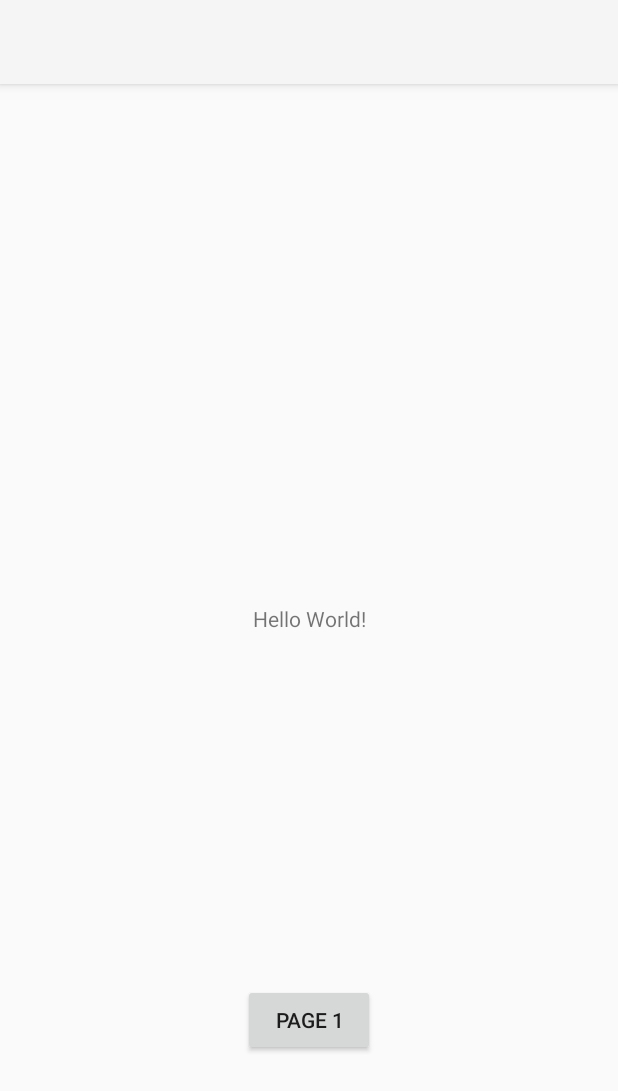
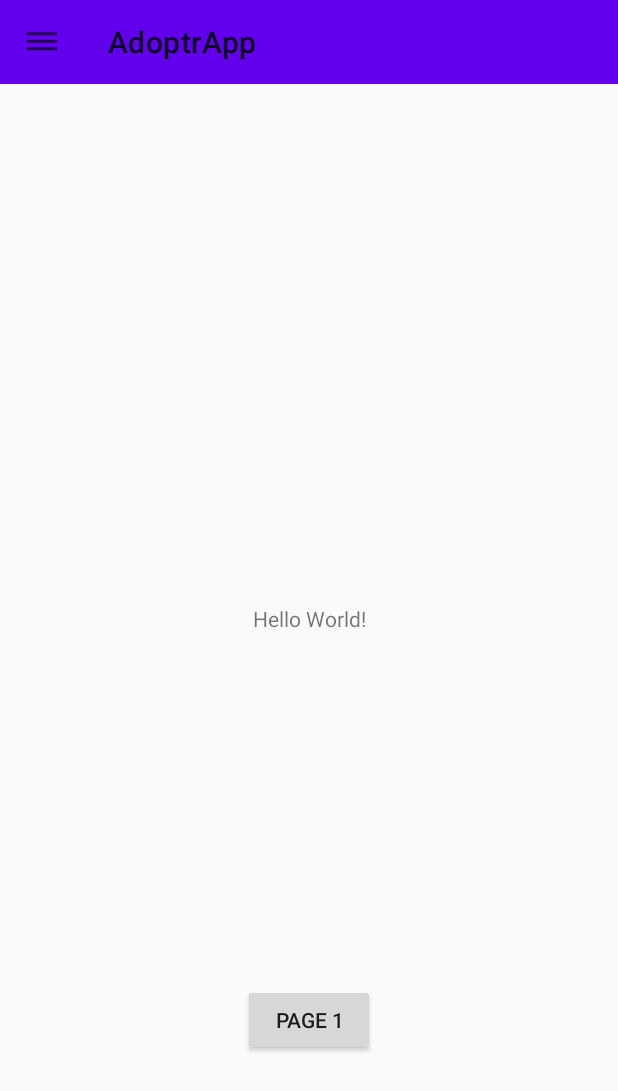
Before and after one commit to CSCI-152/Adoptr, an Android app: the screen it shows after launch (MainActivity before the commit, LandingActivity after it), on a phone screen of 412 x 824 dp. Shown: the top 1091 px of the screen. Run offline under Robolectric (Android 15) with nearby library versions, the phone set to English and light mode, and no system bars.

Commit message:
Finished the side toolbar layout with some redirect elements to it

```diff
--- a/app/src/main/AndroidManifest.xml
+++ b/app/src/main/AndroidManifest.xml
@@ -10,8 +10,9 @@
         android:roundIcon="@mipmap/ic_launcher_round"
         android:supportsRtl="true"
         android:theme="@style/Theme.AppCompat.Light.NoActionBar">
-        <activity android:name=".MainActivity2"></activity>
-        <activity android:name=".MainActivity">
+        <activity android:name=".SupportTicketActivity" />
+        <activity android:name=".RegistrationActivity" />
+        <activity android:name=".LandingActivity">
             <intent-filter>
                 <action android:name="android.intent.action.MAIN" />
 
--- /dev/null
+++ b/app/src/main/java/com/example/adoptrapp/LandingActivity.kt
@@ -0,0 +1,102 @@
+package com.example.adoptrapp
+
+import android.annotation.SuppressLint
+import android.content.Intent
+import android.os.Bundle
+import android.view.Gravity
+import android.view.MenuItem
+import android.widget.Toast
+import androidx.appcompat.app.ActionBar
+import androidx.appcompat.app.AppCompatActivity
+import androidx.appcompat.widget.Toolbar
+import androidx.drawerlayout.widget.DrawerLayout
+import com.google.android.material.navigation.NavigationView
+
+class LandingActivity : AppCompatActivity() {
+
+    private var drawerLayout: DrawerLayout? = null
+    private var navigationView: NavigationView? = null
+    private var toolBar: Toolbar? = null
+
+    override fun onCreate(savedInstanceState: Bundle?) {
+        super.onCreate(savedInstanceState)
+        setContentView(R.layout.landing_activity)
+
+        // Setting up the sidebar
+        drawerLayout = findViewById(R.id.drawer_layout)
+        navigationView = findViewById(R.id.navigationView)
+        toolBar = findViewById(R.id.my_toolBar)
+
+        setSupportActionBar(toolBar)
+        val actionBar: ActionBar? = supportActionBar
+        actionBar?.setDisplayHomeAsUpEnabled(true)
+        actionBar?.setHomeAsUpIndicator(R.drawable.ic_toolbar)
+
+        navigationView?.setNavigationItemSelectedListener {
+            when(it.itemId) {
+                R.id.nav_login -> {
+                    // onclick event
+                    it.isChecked = true
+                    // the toast is for testing purposes only
+                    Toast.makeText(this.baseContext,"Login Selected",Toast.LENGTH_SHORT).show()
+                    drawerLayout?.closeDrawers()
+                    true
+                }
+                R.id.nav_register -> {
+                    // onclick event
+                    it.isChecked = true
+                    // the toast is for testing purposes only
+                    val intent = Intent(this, RegistrationActivity::class.java)
+                    startActivity(intent)
+                    drawerLayout?.closeDrawers()
+                    true
+                }
+                R.id.nav_profile -> {
+                    // onclick event
+                    it.isChecked = true
+                    // the toast is for testing purposes only
+                    Toast.makeText(this.baseContext,"Profile Selected",Toast.LENGTH_SHORT).show()
+                    drawerLayout?.closeDrawers()
+                    true
+                }
+                R.id.nav_help -> {
+                    // onclick event
+                    it.isChecked = true
+                    // the toast is for testing purposes only
+                    Toast.makeText(this.baseContext,"Help Selected", Toast.LENGTH_SHORT).show()
+                    drawerLayout?.closeDrawers()
+                    true
+                }
+                R.id.nav_support_ticket -> {
+                    // onclick event
+                    it.isChecked = true
+                    // the toast is for testing purposes only
+                    val intent = Intent(this, SupportTicketActivity::class.java)
+                    startActivity(intent)
+                    drawerLayout?.closeDrawers()
+                    true
+                }
+                R.id.nav_contact -> {
+                    // onclick event
+                    it.isChecked = true
+                    // the toast is for testing purposes only
+                    Toast.makeText(this, "Contact Selected", Toast.LENGTH_SHORT).show()
+                    drawerLayout?.closeDrawers()
+                    true
+                }
+                else -> false
+            }
+
+        }
+    }
+
+    // Makes it so the button to open the side menu works
+    @SuppressLint("WrongConstant")
+    override fun onOptionsItemSelected(item: MenuItem): Boolean {
+        when(item.itemId) {
+            android.R.id.home -> drawerLayout?.openDrawer(Gravity.START)
+        }
+        return super.onOptionsItemSelected(item)
+    }
+
+}
--- a/app/src/main/java/com/example/adoptrapp/MainActivity.kt
+++ /dev/null
@@ -1,21 +0,0 @@
-package com.example.adoptrapp
-
-import android.content.Intent
-import androidx.appcompat.app.AppCompatActivity
-import android.os.Bundle
-import android.widget.Button
-import android.widget.Toolbar
-
-class MainActivity : AppCompatActivity() {
-    override fun onCreate(savedInstanceState: Bundle?) {
-        super.onCreate(savedInstanceState)
-        setContentView(R.layout.activity_main)
-        //create the floating toolbar
-
-        val button = findViewById<Button>(R.id.toFirstFrag_button)
-        button.setOnClickListener{
-            val intent = Intent(this, MainActivity2::class.java)
-            startActivity(intent)
-        }
-    }
-}
--- a/app/src/main/java/com/example/adoptrapp/SupportTicketPage.kt
+++ /dev/null
@@ -1,5 +0,0 @@
-package com.example.adoptrapp
-
-class SupportTicketPage {
-
-}
--- /dev/null
+++ b/app/src/main/res/drawable/ic_toolbar.xml
@@ -0,0 +1,10 @@
+<vector xmlns:android="http://schemas.android.com/apk/res/android"
+    android:width="24dp"
+    android:height="24dp"
+    android:viewportWidth="24"
+    android:viewportHeight="24"
+    android:tint="?attr/colorControlNormal">
+  <path
+      android:fillColor="@android:color/white"
+      android:pathData="M2,15.5v2h20v-2L2,15.5zM2,10.5v2h20v-2L2,10.5zM2,5.5v2h20v-2L2,5.5z"/>
+</vector>
--- a/app/src/main/res/layout/activity_main.xml
+++ /dev/null
@@ -1,42 +0,0 @@
-<?xml version="1.0" encoding="utf-8"?>
-<androidx.constraintlayout.widget.ConstraintLayout
-    xmlns:android="http://schemas.android.com/apk/res/android"
-    xmlns:app="http://schemas.android.com/apk/res-auto"
-    xmlns:tools="http://schemas.android.com/tools"
-    android:layout_width="match_parent"
-    android:layout_height="match_parent"
-    tools:context=".MainActivity">
-
-    <android.widget.Toolbar
-        android:id="@+id/my_toolbar"
-        android:layout_width="match_parent"
-        android:layout_height="?attr/actionBarSize"
-        android:background="?attr/colorPrimary"
-        android:elevation="4dp"
-        android:theme="@style/ThemeOverlay.AppCompat.ActionBar"
-        app:layout_constraintEnd_toEndOf="parent"
-        app:layout_constraintStart_toStartOf="parent"
-        app:layout_constraintTop_toTopOf="parent"
-        app:popupTheme="@style/ThemeOverlay.AppCompat.Light" />
-
-    <TextView
-        android:id="@+id/textView"
-        android:layout_width="wrap_content"
-        android:layout_height="wrap_content"
-        android:text="Hello World!"
-        app:layout_constraintBottom_toBottomOf="parent"
-        app:layout_constraintLeft_toLeftOf="parent"
-        app:layout_constraintRight_toRightOf="parent"
-        app:layout_constraintTop_toTopOf="parent" />
-
-    <Button
-        android:id="@+id/toFirstFrag_button"
-        android:layout_width="wrap_content"
-        android:layout_height="wrap_content"
-        android:layout_marginBottom="120dp"
-        android:text="@string/toFirstFragment"
-        app:layout_constraintBottom_toBottomOf="parent"
-        app:layout_constraintEnd_toEndOf="parent"
-        app:layout_constraintStart_toStartOf="parent" />
-
-</androidx.constraintlayout.widget.ConstraintLayout>
--- /dev/null
+++ b/app/src/main/res/layout/landing_activity.xml
@@ -0,0 +1,50 @@
+<?xml version="1.0" encoding="utf-8"?>
+<androidx.drawerlayout.widget.DrawerLayout
+    xmlns:android="http://schemas.android.com/apk/res/android"
+    xmlns:app="http://schemas.android.com/apk/res-auto"
+    xmlns:tools="http://schemas.android.com/tools"
+    android:layout_width="match_parent"
+    android:layout_height="match_parent"
+    tools:context=".LandingActivity"
+    android:id="@+id/drawer_layout"
+    android:fitsSystemWindows="true">
+
+    <!--
+    Contents that should appear on the page should be in the ConstraintLayout tag
+    -->
+    <androidx.constraintlayout.widget.ConstraintLayout
+        android:layout_width="match_parent"
+        android:layout_height="match_parent" >
+
+        <include layout="@layout/toolbar_layout" />
+
+        <TextView
+            android:id="@+id/textView"
+            android:layout_width="wrap_content"
+            android:layout_height="wrap_content"
+            android:text="Hello World!"
+            app:layout_constraintBottom_toBottomOf="parent"
+            app:layout_constraintLeft_toLeftOf="parent"
+            app:layout_constraintRight_toRightOf="parent"
+            app:layout_constraintTop_toTopOf="parent" />
+
+        <Button
+            android:id="@+id/toFirstFrag_button"
+            android:layout_width="wrap_content"
+            android:layout_height="wrap_content"
+            android:layout_marginBottom="120dp"
+            android:text="@string/toFirstFragment"
+            app:layout_constraintBottom_toBottomOf="parent"
+            app:layout_constraintEnd_toEndOf="parent"
+            app:layout_constraintStart_toStartOf="parent" />
+    </androidx.constraintlayout.widget.ConstraintLayout>
+
+    <com.google.android.material.navigation.NavigationView
+        android:layout_width="wrap_content"
+        android:layout_height="match_parent"
+        android:id="@+id/navigationView"
+        android:layout_gravity="start"
+        android:fitsSystemWindows="true"
+        app:menu="@menu/drawer_menu" />
+
+</androidx.drawerlayout.widget.DrawerLayout>
--- a/app/src/main/res/layout/activity_main2.xml
+++ b/app/src/main/res/layout/registration_activity.xml
@@ -4,7 +4,7 @@
     xmlns:tools="http://schemas.android.com/tools"
     android:layout_width="match_parent"
     android:layout_height="match_parent"
-    tools:context=".MainActivity2">
+    tools:context=".RegistrationActivity">
 
     <ImageView
         android:id="@+id/bannerImage"
@@ -16,10 +16,10 @@
         android:layout_marginEnd="8dp"
         android:layout_marginRight="8dp"
         app:layout_constraintEnd_toEndOf="parent"
-        app:layout_constraintHorizontal_bias="0.0"
         app:layout_constraintStart_toStartOf="parent"
         app:layout_constraintTop_toTopOf="parent"
-        app:srcCompat="@drawable/logotext" />
+        app:srcCompat="@drawable/logotext"
+        android:contentDescription="@string/adoptr_logo"/>
 
     <EditText
         android:id="@+id/enterFullName"
--- /dev/null
+++ b/app/src/main/res/layout/toolbar_layout.xml
@@ -0,0 +1,9 @@
+<?xml version="1.0" encoding="utf-8"?>
+<androidx.appcompat.widget.Toolbar
+    xmlns:android="http://schemas.android.com/apk/res/android"
+    android:layout_width="match_parent"
+    android:layout_height="?attr/actionBarSize"
+    android:id="@+id/my_toolBar"
+    android:theme="@style/Theme.AdoptrApp"
+    android:background="?attr/colorPrimary"
+    />
--- /dev/null
+++ b/app/src/main/res/menu/drawer_menu.xml
@@ -0,0 +1,25 @@
+<?xml version="1.0" encoding="utf-8"?>
+<menu xmlns:android="http://schemas.android.com/apk/res/android">
+    <group android:checkableBehavior="single">
+
+        <item
+            android:id="@+id/nav_login"
+            android:title="@string/navDrawer_login" />
+        <item
+            android:id="@+id/nav_register"
+            android:title="@string/navDrawer_register" />
+        <item
+            android:id="@+id/nav_profile"
+            android:title="@string/navDrawer_profile" />
+        <item
+            android:id="@+id/nav_help"
+            android:title="@string/navDrawer_help" />
+        <item
+            android:id="@+id/nav_support_ticket"
+            android:title="@string/navDrawer_support_ticket" />
+        <item
+            android:id="@+id/nav_contact"
+            android:title="@string/navDrawer_contact" />
+
+    </group>
+</menu>
--- a/app/src/main/res/values-night/themes.xml
+++ b/app/src/main/res/values-night/themes.xml
@@ -1,10 +1,10 @@
 <resources xmlns:tools="http://schemas.android.com/tools">
     <!-- Base application theme. -->
-    <style name="Theme.AdoptrApp" parent="Theme.MaterialComponents.DayNight.DarkActionBar">
+    <style name="Theme.AdoptrApp" parent="Theme.MaterialComponents.DayNight.NoActionBar">
         <!-- Primary brand color. -->
         <item name="colorPrimary">@color/purple_200</item>
         <item name="colorPrimaryVariant">@color/purple_700</item>
-        <item name="colorOnPrimary">@color/black</item>
+        <item name="colorOnPrimary">@color/white</item>
         <!-- Secondary brand color. -->
         <item name="colorSecondary">@color/teal_200</item>
         <item name="colorSecondaryVariant">@color/teal_200</item>
--- a/app/src/main/res/values/strings.xml
+++ b/app/src/main/res/values/strings.xml
@@ -8,4 +8,12 @@
     <string name="support_page_descriptionText">Please add addition comments for the ticket:</string>
     <string name="supportDescriptionBox">Description</string>
     <string name="support_page_submit_ticket">Submit Ticket</string>
+    <string name="navDrawer_login">Login</string>
+    <string name="navDrawer_profile">Profile</string>
+    <string name="navDrawer_help">Help</string>
+    <string name="navDrawer_support_ticket">Support Ticket</string>
+    <string name="navDrawer_contact">Contact</string>
+    <string name="navDrawer_register">Sign Up</string>
+    <string name="adoptr_logo">adoptr_logo</string>
+
 </resources>
--- a/app/src/main/res/values/themes.xml
+++ b/app/src/main/res/values/themes.xml
@@ -1,6 +1,6 @@
 <resources xmlns:tools="http://schemas.android.com/tools">
     <!-- Base application theme. -->
-    <style name="Theme.AdoptrApp" parent="Theme.MaterialComponents.DayNight.DarkActionBar">
+    <style name="Theme.AdoptrApp" parent="Theme.MaterialComponents.DayNight.NoActionBar">
         <!-- Primary brand color. -->
         <item name="colorPrimary">@color/purple_500</item>
         <item name="colorPrimaryVariant">@color/purple_700</item>
```
Also changed, not shown: app/build.gradle (+7 -0 lines), app/src/main/java/com/example/adoptrapp/RegistrationActivity.kt (renamed from app/src/main/java/com/example/adoptrapp/MainActivity2.kt, +35 -31 lines), app/src/main/java/com/example/adoptrapp/SupportTicketActivity.kt (added, +85 -0 lines), app/src/main/res/layout/support_ticket_activity.xml (renamed from app/src/main/res/layout/support_ticket_page.xml, +8 -11 lines), app/src/main/java/com/example/adoptrapp/ClassUser.kt (renamed from app/src/main/java/com/example/adoptrapp/User.kt), app/src/main/res/drawable/logotext.png.
